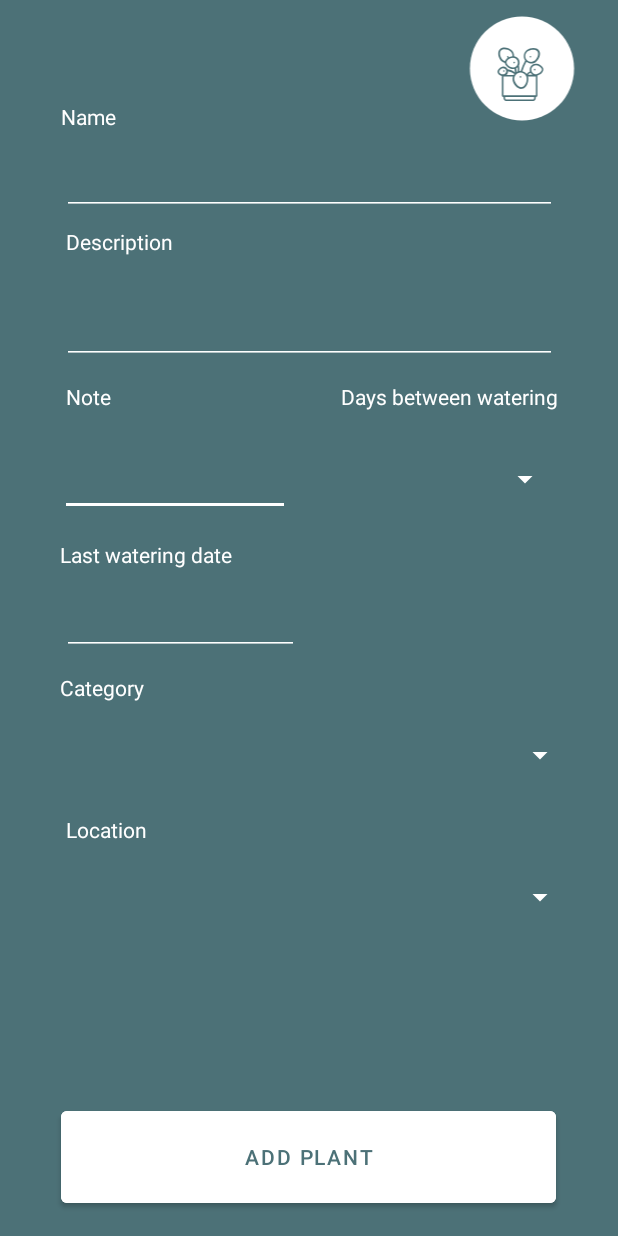
After one commit to mevljas/PileaApp, an Android app: the addPlantActivity screen opened directly, with no data from a screen before it, on a phone screen of 412 x 824 dp. The commit adds this screen. Run offline under Robolectric (Android 15) with nearby library versions, the phone set to English and light mode, and no system bars.

Commit message:
Addplant acitivty added.

```diff
--- a/app/src/main/AndroidManifest.xml
+++ b/app/src/main/AndroidManifest.xml
@@ -11,7 +11,8 @@
         android:roundIcon="@mipmap/ic_launcher_round"
         android:supportsRtl="true"
         android:theme="@style/Theme.PileaApp">
-        <activity android:name=".activity.AddLocationActivity"></activity>
+        <activity android:name=".addPlantActivity"></activity>
+        <activity android:name=".activity.AddLocationActivity" />
         <activity android:name=".activity.RegisterActivity" />
         <activity android:name=".activity.LoginActivity" />
         <activity android:name=".activity.CategoriesActivity" />
--- a/app/src/main/java/com/example/pileaapp/activity/PlantsActivity.java
+++ b/app/src/main/java/com/example/pileaapp/activity/PlantsActivity.java
@@ -5,10 +5,13 @@ import androidx.recyclerview.widget.GridLayoutManager;
 import androidx.recyclerview.widget.RecyclerView;
 
 import android.content.Context;
+import android.content.Intent;
 import android.os.Bundle;
 import android.util.Log;
+import android.view.View;
 
 import com.example.pileaapp.R;
+import com.example.pileaapp.addPlantActivity;
 import com.example.pileaapp.api.models.Category;
 import com.example.pileaapp.helpers.RecycleViewAdapterPlants;
 
@@ -91,4 +94,10 @@ public class PlantsActivity extends AppCompatActivity {
                 });
     }
 
+    //Open AddPlant Activity
+    public void AddPlantAcitivty (View view) {
+        Intent intent = new Intent(this, addPlantActivity.class);
+        startActivity(intent);
+
+    }
 }
--- a/app/src/main/java/com/example/pileaapp/activity/RegisterActivity.java
+++ b/app/src/main/java/com/example/pileaapp/activity/RegisterActivity.java
@@ -36,7 +36,7 @@ public class RegisterActivity extends AppCompatActivity {
         super.onCreate(savedInstanceState);
         setContentView(R.layout.activity_register);
 
-        email = (EditText) findViewById(R.id.registerETEmail);
+        email = (EditText) findViewById(R.id.addPlantETName);
         password1 = (EditText) findViewById(R.id.registerETPassword);
         password2 = (EditText) findViewById(R.id.registerETPasswordConfirm);
     }
--- /dev/null
+++ b/app/src/main/java/com/example/pileaapp/addPlantActivity.java
@@ -0,0 +1,20 @@
+package com.example.pileaapp;
+
+import androidx.appcompat.app.AppCompatActivity;
+
+import android.content.Intent;
+import android.os.Bundle;
+import android.view.View;
+
+import com.example.pileaapp.activity.LocationsActivity;
+
+public class addPlantActivity extends AppCompatActivity {
+
+    @Override
+    protected void onCreate(Bundle savedInstanceState) {
+        super.onCreate(savedInstanceState);
+        setContentView(R.layout.activity_add_plant);
+    }
+
+
+}
--- /dev/null
+++ b/app/src/main/res/layout/activity_add_plant.xml
@@ -0,0 +1,219 @@
+<?xml version="1.0" encoding="utf-8"?>
+<androidx.constraintlayout.widget.ConstraintLayout xmlns:android="http://schemas.android.com/apk/res/android"
+    xmlns:app="http://schemas.android.com/apk/res-auto"
+    xmlns:tools="http://schemas.android.com/tools"
+    android:layout_width="match_parent"
+    android:layout_height="match_parent"
+    tools:context=".activity.RegisterActivity">
+
+    <View
+        android:id="@+id/registerVRectangle"
+        android:layout_width="match_parent"
+        android:layout_height="match_parent"
+        android:layout_alignParentTop="true"
+        android:background="#4C7177"
+        android:visibility="visible"
+        app:layout_constraintEnd_toEndOf="parent"
+        app:layout_constraintTop_toTopOf="parent" />
+
+    <TextView
+        android:id="@+id/addPlantTVName"
+        android:layout_width="wrap_content"
+        android:layout_height="wrap_content"
+        android:layout_marginTop="68dp"
+        android:text="Name"
+        android:textColor="@color/white"
+        app:layout_constraintEnd_toEndOf="parent"
+        app:layout_constraintHorizontal_bias="0.109"
+        app:layout_constraintStart_toStartOf="parent"
+        app:layout_constraintTop_toTopOf="parent" />
+
+    <ImageView
+        android:id="@+id/registerIVCircle"
+        android:layout_width="88dp"
+        android:layout_height="83dp"
+        android:layout_marginTop="4dp"
+        android:layout_marginEnd="20dp"
+        app:layout_constraintEnd_toEndOf="parent"
+        app:layout_constraintTop_toTopOf="parent"
+        app:srcCompat="@drawable/ic_circle"
+        app:tint="@color/white" />
+
+    <ImageView
+        android:id="@+id/registerIVLogo"
+        android:layout_width="82dp"
+        android:layout_height="84dp"
+
+        android:layout_marginTop="16dp"
+        android:layout_marginEnd="24dp"
+        app:layout_constraintEnd_toEndOf="parent"
+        app:layout_constraintTop_toTopOf="parent"
+        app:srcCompat="@drawable/ic_pilea_icon"
+        app:tint="#4C7177" />
+
+    <EditText
+        android:id="@+id/addPlantETNote"
+        android:layout_width="153dp"
+        android:layout_height="50dp"
+        android:layout_marginStart="40dp"
+        android:layout_marginTop="20dp"
+        android:textColor="@color/white"
+        android:backgroundTint="@color/white"
+        android:ems="10"
+        android:inputType="textPersonName"
+        app:layout_constraintStart_toStartOf="parent"
+        app:layout_constraintTop_toBottomOf="@+id/addPlantTVNote" />
+
+    <Spinner
+        android:id="@+id/addPlantSDaysBetweenWatering"
+        android:layout_width="149dp"
+        android:layout_height="51dp"
+        android:layout_marginTop="20dp"
+        android:backgroundTint="@color/white"
+        app:layout_constraintEnd_toEndOf="parent"
+        app:layout_constraintHorizontal_bias="0.449"
+        app:layout_constraintStart_toEndOf="@+id/addPlantETNote"
+        app:layout_constraintTop_toBottomOf="@+id/addPlantTVImage" />
+
+    <TextView
+        android:id="@+id/addPlantTVNote"
+        android:layout_width="wrap_content"
+        android:layout_height="wrap_content"
+        android:layout_marginStart="44dp"
+        android:layout_marginTop="12dp"
+        android:textColor="@color/white"
+        android:text="Note"
+        app:layout_constraintStart_toStartOf="parent"
+        app:layout_constraintTop_toBottomOf="@+id/addPlantETDescription" />
+
+    <TextView
+        android:id="@+id/addPlantTVImage"
+        android:layout_width="wrap_content"
+        android:layout_height="wrap_content"
+        android:layout_marginTop="12dp"
+        android:layout_marginEnd="40dp"
+        android:text="Days between watering"
+        android:textColor="@color/white"
+        app:layout_constraintEnd_toEndOf="parent"
+        app:layout_constraintTop_toBottomOf="@+id/addPlantETDescription" />
+
+    <TextView
+        android:id="@+id/addPlantTVLastWateringDate"
+        android:layout_width="wrap_content"
+        android:layout_height="wrap_content"
+        android:layout_marginStart="40dp"
+        android:layout_marginTop="16dp"
+        android:text="Last watering date"
+        android:textColor="@color/white"
+        app:layout_constraintStart_toStartOf="parent"
+        app:layout_constraintTop_toBottomOf="@+id/addPlantETNote" />
+
+    <EditText
+        android:id="@+id/addPlantETLastWateringDate"
+        android:layout_width="158dp"
+        android:layout_height="53dp"
+        android:layout_marginTop="4dp"
+        android:ems="10"
+        android:inputType="date"
+        android:textColor="@color/white"
+        android:backgroundTint="@color/white"
+        app:layout_constraintEnd_toEndOf="parent"
+        app:layout_constraintHorizontal_bias="0.162"
+        app:layout_constraintStart_toStartOf="parent"
+        app:layout_constraintTop_toBottomOf="@+id/addPlantTVLastWateringDate" />
+
+    <TextView
+        android:id="@+id/addPlantTVDescription"
+        android:layout_width="wrap_content"
+        android:layout_height="wrap_content"
+        android:layout_marginStart="44dp"
+        android:layout_marginTop="8dp"
+        android:text="Description"
+        android:textColor="@color/white"
+        app:layout_constraintStart_toStartOf="parent"
+        app:layout_constraintTop_toBottomOf="@+id/addPlantETName" />
+
+    <TextView
+        android:id="@+id/addPlantTVCategory"
+        android:layout_width="wrap_content"
+        android:layout_height="wrap_content"
+        android:layout_marginStart="40dp"
+        android:layout_marginTop="12dp"
+        android:textColor="@color/white"
+        android:text="Category"
+        app:layout_constraintStart_toStartOf="parent"
+        app:layout_constraintTop_toBottomOf="@+id/addPlantETLastWateringDate" />
+
+    <Spinner
+        android:id="@+id/addPlantSCategory"
+        android:layout_width="342dp"
+        android:layout_height="55dp"
+        android:layout_marginTop="8dp"
+        android:layout_marginEnd="28dp"
+        android:backgroundTint="@color/white"
+        app:layout_constraintEnd_toEndOf="parent"
+        app:layout_constraintTop_toBottomOf="@+id/addPlantTVCategory" />
+
+    <TextView
+        android:id="@+id/addPlantTVLocation"
+        android:layout_width="wrap_content"
+        android:layout_height="wrap_content"
+        android:layout_marginTop="12dp"
+        android:text="Location"
+        android:textColor="@color/white"
+        app:layout_constraintEnd_toEndOf="parent"
+        app:layout_constraintHorizontal_bias="0.123"
+        app:layout_constraintStart_toStartOf="parent"
+        app:layout_constraintTop_toBottomOf="@+id/addPlantSCategory" />
+
+    <Spinner
+        android:id="@+id/addPlantSLocation"
+        android:layout_width="341dp"
+        android:layout_height="55dp"
+        android:layout_marginTop="8dp"
+        android:layout_marginEnd="28dp"
+        android:backgroundTint="@color/white"
+        app:layout_constraintEnd_toEndOf="parent"
+        app:layout_constraintTop_toBottomOf="@+id/addPlantTVLocation" />
+
+    <EditText
+        android:id="@+id/addPlantETName"
+        android:layout_width="330dp"
+        android:layout_height="48dp"
+        android:layout_marginTop="8dp"
+        android:backgroundTint="@color/white"
+        android:ems="10"
+        android:inputType="textEmailAddress"
+        android:textColor="@color/white"
+        app:layout_constraintEnd_toEndOf="parent"
+        app:layout_constraintStart_toStartOf="parent"
+        app:layout_constraintTop_toBottomOf="@+id/addPlantTVName" />
+
+    <EditText
+        android:id="@+id/addPlantETDescription"
+        android:layout_width="330dp"
+        android:layout_height="64dp"
+        android:layout_marginTop="8dp"
+        android:ems="10"
+        android:textColor="@color/white"
+        android:backgroundTint="@color/white"
+        android:inputType="textPersonName"
+        app:layout_constraintEnd_toEndOf="parent"
+        app:layout_constraintStart_toStartOf="parent"
+        app:layout_constraintTop_toBottomOf="@+id/addPlantTVDescription" />
+
+    <Button
+        android:id="@+id/raddButtonBAdd"
+        android:layout_width="330dp"
+        android:layout_height="73dp"
+        android:layout_marginBottom="16dp"
+        android:backgroundTint="@color/white"
+        android:onClick="RegisterUser"
+        android:text="Add plant"
+        android:textColor="#4C7177"
+        app:layout_constraintBottom_toBottomOf="parent"
+        app:layout_constraintEnd_toEndOf="parent"
+        app:layout_constraintHorizontal_bias="0.493"
+        app:layout_constraintStart_toStartOf="parent" />
+
+</androidx.constraintlayout.widget.ConstraintLayout>
--- a/app/src/main/res/layout/activity_plants.xml
+++ b/app/src/main/res/layout/activity_plants.xml
@@ -13,6 +13,7 @@
         android:layout_height="wrap_content"
         android:layout_marginEnd="16dp"
         android:layout_marginBottom="16dp"
+        android:onClick="AddPlantAcitivty"
         android:clickable="true"
         android:tint="#4C7177"
         app:layout_constraintBottom_toBottomOf="parent"
--- a/app/src/main/res/layout/activity_register.xml
+++ b/app/src/main/res/layout/activity_register.xml
@@ -40,7 +40,7 @@
         app:tint="#4C7177" />
 
     <TextView
-        android:id="@+id/registerTVEmail"
+        android:id="@+id/addPlantTVName"
         android:layout_width="wrap_content"
         android:layout_height="wrap_content"
         android:layout_marginStart="36dp"
@@ -62,7 +62,7 @@
         app:layout_constraintTop_toBottomOf="@+id/registerETPassword" />
 
     <TextView
-        android:id="@+id/registerTVPassword"
+        android:id="@+id/addPlantTVDescription"
         android:layout_width="wrap_content"
         android:layout_height="wrap_content"
         android:layout_marginStart="36dp"
@@ -70,7 +70,7 @@
         android:text="Password"
         android:textColor="@color/white"
         app:layout_constraintStart_toStartOf="parent"
-        app:layout_constraintTop_toBottomOf="@+id/registerETEmail" />
+        app:layout_constraintTop_toBottomOf="@+id/addPlantETName" />
 
     <EditText
         android:id="@+id/registerETPassword"
@@ -83,7 +83,7 @@
         android:inputType="textPassword"
         android:textColor="@color/white"
         app:layout_constraintStart_toStartOf="parent"
-        app:layout_constraintTop_toBottomOf="@+id/registerTVPassword" />
+        app:layout_constraintTop_toBottomOf="@+id/addPlantTVDescription" />
 
     <EditText
         android:id="@+id/registerETPasswordConfirm"
@@ -99,7 +99,7 @@
         app:layout_constraintTop_toBottomOf="@+id/registerTVPasswordConfirm" />
 
     <Button
-        android:id="@+id/registerBRegister"
+        android:id="@+id/raddButtonBAdd"
         android:layout_width="330dp"
         android:layout_height="73dp"
         android:layout_marginTop="24dp"
@@ -113,7 +113,7 @@
         app:layout_constraintTop_toBottomOf="@+id/registerETPasswordConfirm" />
 
     <EditText
-        android:id="@+id/registerETEmail"
+        android:id="@+id/addPlantETName"
         android:layout_width="334dp"
         android:layout_height="54dp"
         android:layout_marginStart="36dp"
@@ -123,5 +123,5 @@
         android:inputType="textEmailAddress"
         android:textColor="@color/white"
         app:layout_constraintStart_toStartOf="parent"
-        app:layout_constraintTop_toBottomOf="@+id/registerTVEmail" />
+        app:layout_constraintTop_toBottomOf="@+id/addPlantTVName" />
 </androidx.constraintlayout.widget.ConstraintLayout>
```
